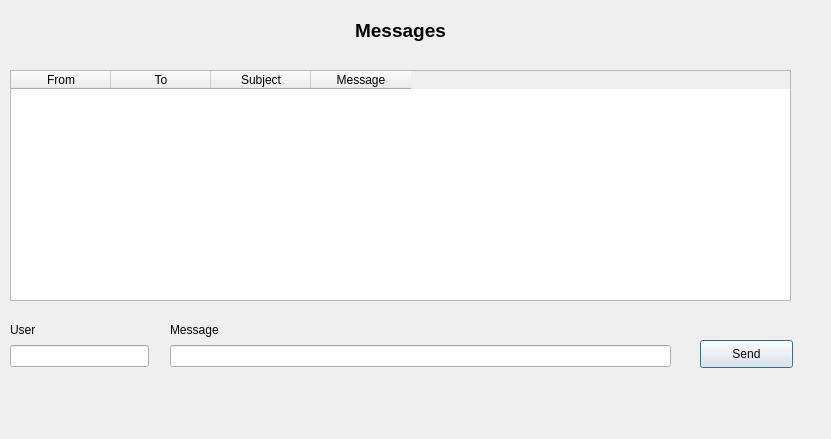
Before: the Qt Designer form PreRegistrationGui/dialogmessage.ui in ritaaoun/Preregistration, drawn with Qt 5.
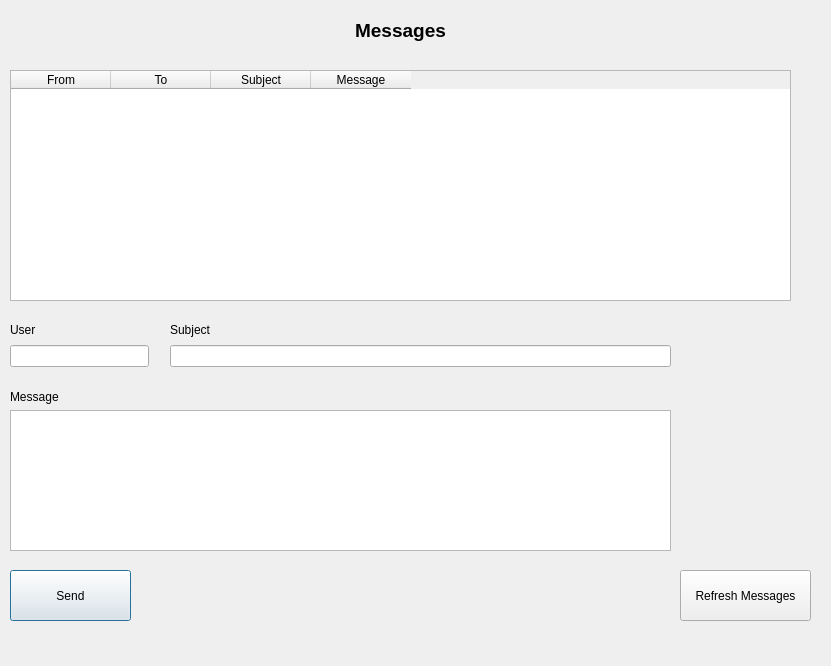
After: the same form once the commit is applied.

Commit message: Implemented the Message Dialo

```diff
--- a/PreRegistrationGui/dialogmessage.ui
+++ b/PreRegistrationGui/dialogmessage.ui
@@ -7,7 +7,7 @@
     <x>0</x>
     <y>0</y>
     <width>831</width>
-    <height>439</height>
+    <height>666</height>
    </rect>
   </property>
   <property name="windowTitle">
@@ -69,10 +69,10 @@
   <widget class="QPushButton" name="pbSend">
    <property name="geometry">
     <rect>
-     <x>700</x>
-     <y>340</y>
-     <width>93</width>
-     <height>28</height>
+     <x>10</x>
+     <y>570</y>
+     <width>121</width>
+     <height>51</height>
     </rect>
    </property>
    <property name="text">
@@ -101,7 +101,7 @@
     </item>
    </layout>
   </widget>
-  <widget class="QWidget" name="">
+  <widget class="QWidget" name="layoutWidget">
    <property name="geometry">
     <rect>
      <x>170</x>
@@ -114,12 +114,47 @@
     <item>
      <widget class="QLabel" name="label_3">
       <property name="text">
+       <string>Subject</string>
+      </property>
+     </widget>
+    </item>
+    <item>
+     <widget class="QLineEdit" name="leSubject"/>
+    </item>
+   </layout>
+  </widget>
+  <widget class="QPushButton" name="pbRefresh">
+   <property name="geometry">
+    <rect>
+     <x>680</x>
+     <y>570</y>
+     <width>131</width>
+     <height>51</height>
+    </rect>
+   </property>
+   <property name="text">
+    <string>Refresh Messages</string>
+   </property>
+  </widget>
+  <widget class="QWidget" name="">
+   <property name="geometry">
+    <rect>
+     <x>10</x>
+     <y>390</y>
+     <width>661</width>
+     <height>161</height>
+    </rect>
+   </property>
+   <layout class="QVBoxLayout" name="verticalLayout_3">
+    <item>
+     <widget class="QLabel" name="label_4">
+      <property name="text">
        <string>Message</string>
       </property>
      </widget>
     </item>
     <item>
-     <widget class="QLineEdit" name="leMessage"/>
+     <widget class="QTextEdit" name="teMessage"/>
     </item>
    </layout>
   </widget>
```
Left out of the diff: 4 changed lines with no effect on the pictures. The commit also changes 9 other files.
